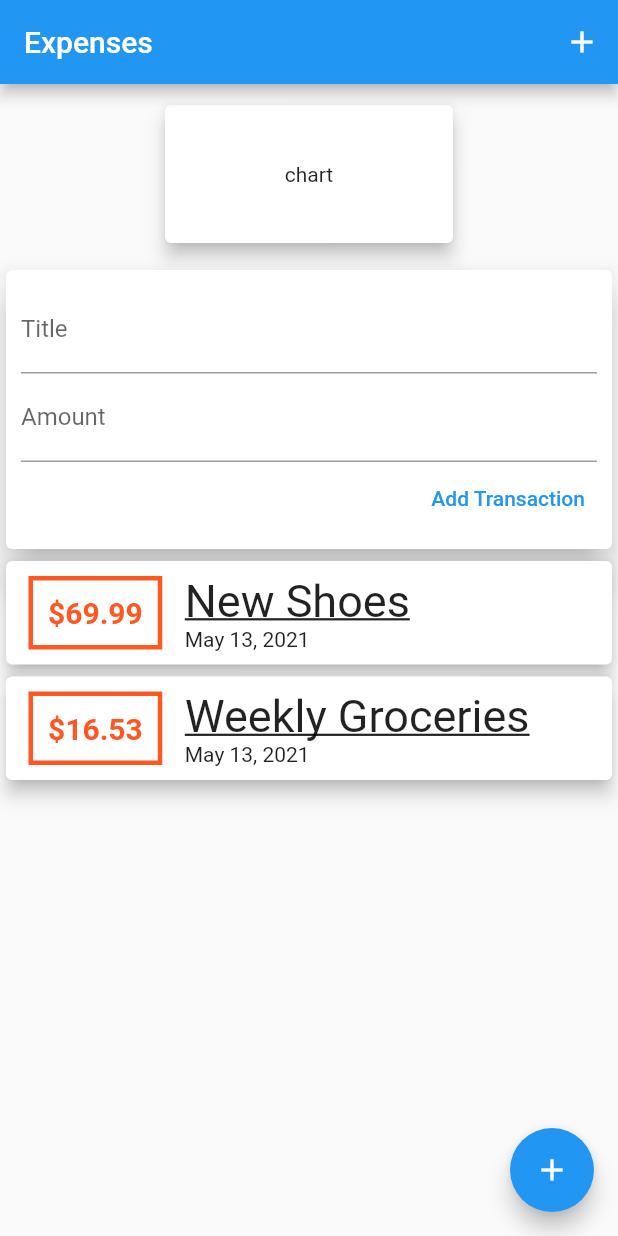
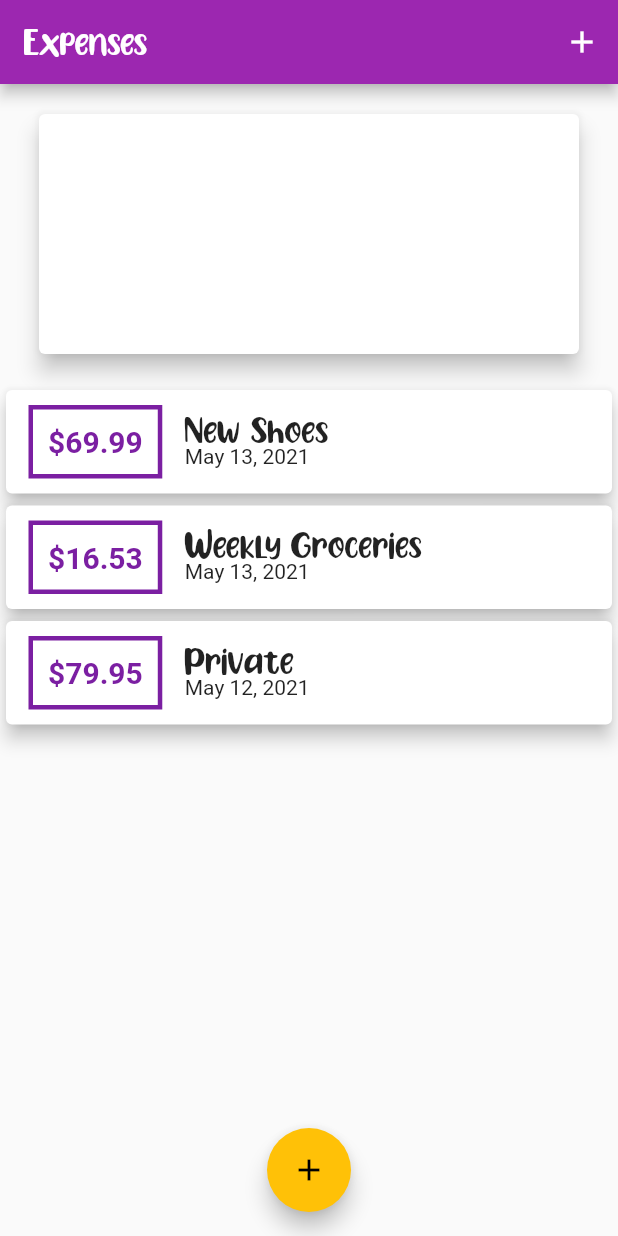
Before and after one commit to RAndrewKoch/expense_counter, a Flutter app: the screen it shows after launch, on a phone screen of 412 x 824 dp. Run offline on Flutter 3.47's test engine with Material 2 defaults, Android fonts, the light colour scheme and no system bars.

Commit message:
-added fonts -added image -created list of recent days

```diff
--- a/lib/main.dart
+++ b/lib/main.dart
@@ -1,5 +1,9 @@
-import 'package:expense_counter/widgets/UserTransactions.dart';
+import 'package:expense_counter/widgets/chart.dart';
 import 'package:flutter/material.dart';
+
+import 'models/transaction.dart';
+import 'widgets/newTransaction.dart';
+import 'widgets/transactionList.dart';
 
 void main() {
   runApp(MyApp());
@@ -8,21 +12,87 @@ void main() {
 class MyApp extends StatelessWidget {
   Widget build(BuildContext context) {
     return MaterialApp(
+      theme: ThemeData(
+        primarySwatch: Colors.purple,
+        accentColor: Colors.amber,
+        fontFamily: 'Quicksand',
+        textTheme: ThemeData.light().textTheme.copyWith(
+              headline6: TextStyle(fontFamily: 'Lemon Friday', fontSize: 20),
+            ),
+        appBarTheme: AppBarTheme(
+          textTheme: ThemeData.light().textTheme.copyWith(
+                headline6: TextStyle(fontFamily: 'Lemon Friday', fontSize: 20),
+              ),
+        ),
+      ),
       debugShowCheckedModeBanner: false,
-      title: 'Flutter App',
+      title: 'Expenses',
       home: MyHomePage(),
     );
   }
 }
 
-class MyHomePage extends StatelessWidget {
+class MyHomePage extends StatefulWidget {
   //MyHomePage render
+  @override
+  _MyHomePageState createState() => _MyHomePageState();
+}
+
+class _MyHomePageState extends State<MyHomePage> {
+  final List<Transaction> _transactions = [
+    Transaction(
+        id: 't1', title: 'New Shoes', amount: 69.99, date: DateTime.now()),
+    Transaction(
+        id: 't2',
+        title: 'Weekly Groceries',
+        amount: 16.53,
+        date: DateTime.now()),
+    Transaction(
+      id: 't3',
+      title: 'Private',
+      amount: 79.95,
+      date: DateTime.now().subtract(Duration(days: 1)),
+    )
+  ];
+
+  List<Transaction> get _recentTransactions {
+    return _transactions.where((tx) {
+      return tx.date.isAfter(
+        DateTime.now().subtract(
+          Duration(days: 7),
+        ),
+      );
+    }).toList();
+  }
+
+  void _addNewTransaction(String title, double amount) {
+    final newTX = Transaction(
+        id: DateTime.now().toString(),
+        title: title,
+        amount: amount,
+        date: DateTime.now());
+    setState(() {
+      _transactions.add(newTX);
+    });
+  }
+
+  void _showNewTransactionForm(BuildContext context) {
+    showModalBottomSheet(
+      context: context,
+      builder: (bCtx) {
+        return NewTransaction(addTransaction: _addNewTransaction);
+      },
+    );
+  }
+
   Widget build(BuildContext context) {
     return Scaffold(
       appBar: AppBar(
         title: Text("Expenses"),
         actions: <Widget>[
-          IconButton(icon: Icon(Icons.add), onPressed: () {}),
+          IconButton(
+              icon: Icon(Icons.add),
+              onPressed: () => _showNewTransactionForm(context)),
         ],
       ),
       body: Container(
@@ -31,27 +101,19 @@ class MyHomePage extends StatelessWidget {
               mainAxisAlignment: MainAxisAlignment.start,
               crossAxisAlignment: CrossAxisAlignment.center,
               children: <Widget>[
-                Center(
-                  child: AnimatedContainer(
-                    duration: Duration(seconds: 1),
-                    margin: EdgeInsets.fromLTRB(0, 10, 0, 10),
-                    width: 200,
-                    height: 100,
-                    child: Card(
-                      elevation: 5,
-                      child: Center(
-                        child: Text("chart"),
-                      ),
-                    ),
-                  ),
+                Chart(
+                  recentTransactions: _recentTransactions,
                 ),
-                UserTransactions()
+                TransactionList(
+                  transactions: _transactions,
+                ),
               ]),
         ),
       ),
+      floatingActionButtonLocation: FloatingActionButtonLocation.centerFloat,
       floatingActionButton: FloatingActionButton(
         child: Icon(Icons.add),
-        onPressed: () {},
+        onPressed: () => _showNewTransactionForm(context),
       ),
     );
   }
--- a/lib/widgets/UserTransactions.dart
+++ /dev/null
@@ -1,41 +0,0 @@
-import 'package:expense_counter/models/transaction.dart';
-import 'package:expense_counter/widgets/newTransaction.dart';
-import 'package:expense_counter/widgets/transactionList.dart';
-import 'package:flutter/material.dart';
-
-class UserTransactions extends StatefulWidget {
-  @override
-  _UserTransactionsState createState() => _UserTransactionsState();
-}
-
-
-
-class _UserTransactionsState extends State<UserTransactions> {
-  final List<Transaction> _transactions = [
-    Transaction(
-        id: 't1', title: 'New Shoes', amount: 69.99, date: DateTime.now()),
-    Transaction(
-        id: 't2',
-        title: 'Weekly Groceries',
-        amount: 16.53,
-        date: DateTime.now()),
-  ];
-
-  void _addNewTransaction (String title, double amount){
-
-    final newTX = Transaction(id: DateTime.now().toString(), title: title, amount: amount, date: DateTime.now());
-    setState(() {
-      _transactions.add(newTX);
-    });
-  }
-
-  @override
-  Widget build(BuildContext context) {
-    return Column(
-      children: <Widget>[
-        NewTransaction(addTransaction: _addNewTransaction),
-        TransactionList(transactions: _transactions),
-      ],
-    );
-  }
-}
--- /dev/null
+++ b/lib/widgets/chart.dart
@@ -0,0 +1,46 @@
+import 'package:flutter/material.dart';
+import 'package:intl/intl.dart';
+
+import '../models/transaction.dart';
+
+class Chart extends StatelessWidget {
+  final List<Transaction> recentTransactions;
+
+  Chart({@required this.recentTransactions});
+
+  List<Map<String, Object>> get groupedTransactionsValues {
+    return List.generate(7, (index) {
+      final weekDay = DateTime.now().subtract(
+        Duration(days: index),
+      );
+      var totalSum = 0.0;
+
+      for (var i = 0; i < recentTransactions.length; i++) {
+        if (recentTransactions[i].date.day == weekDay.day &&
+            recentTransactions[i].date.month == weekDay.month &&
+            recentTransactions[i].date.year == weekDay.year) {
+          totalSum += recentTransactions[i].amount;
+        }
+      }
+
+      print(DateFormat.E().format(weekDay));
+      print(totalSum);
+
+      return {'day': DateFormat.E().format(weekDay), 'amount': totalSum};
+    });
+  }
+
+  @override
+  Widget build(BuildContext context) {
+    print(groupedTransactionsValues);
+    return Container(
+      width: 400,
+      height: 200,
+      child: Card(
+        elevation: 6,
+        margin: EdgeInsets.all(20),
+        child: Row(children: <Widget>[]),
+      ),
+    );
+  }
+}
--- a/lib/widgets/newTransaction.dart
+++ b/lib/widgets/newTransaction.dart
@@ -1,33 +1,29 @@
 import 'package:flutter/cupertino.dart';
 import 'package:flutter/material.dart';
 
-class NewTransaction extends StatelessWidget {
-  // String titleInput;
-  // final String amountInput="";
+class NewTransaction extends StatefulWidget {
+  final Function addTransaction;
 
+  NewTransaction({@required this.addTransaction});
+
+  @override
+  _NewTransactionState createState() => _NewTransactionState();
+}
+
+class _NewTransactionState extends State<NewTransaction> {
   final titleController = TextEditingController();
   final amountController = TextEditingController();
-  final Function addTransaction;
-
-  NewTransaction({this.addTransaction});
 
   submitData(BuildContext context) {
     if (titleController.text.isEmpty ||
         amountController.text.isEmpty ||
         double.parse(amountController.text) <= 0) {
-      return showDialog(
-        builder: (_) => AlertDialog(
-            content: Text("Cannot enter transaction, please ensure you have a Title, and a non-negative numerical Amount"),
-          actions: [
-            TextButton(onPressed: ()=>Navigator.pop(context),
-                child: Text("Understood")
-            ),
-          ]
-        ),
-        context: context,
-      );
+      return;
     }
-    addTransaction(titleController.text, double.parse(amountController.text));
+    widget.addTransaction(
+        titleController.text, double.parse(amountController.text));
+
+    Navigator.of(context).pop();
   }
 
   @override
--- a/lib/widgets/transactionList.dart
+++ b/lib/widgets/transactionList.dart
@@ -11,7 +11,17 @@ class TransactionList extends StatelessWidget {
   Widget build(BuildContext context) {
     return Container(
       height: 300,
-      child: ListView.builder(
+      child: transactions.isEmpty
+          ? Column(children: [
+              Text("No transactions added yet!",
+                  style: Theme.of(context).textTheme.headline6),
+              SizedBox(height: 50),
+              Container(
+                  height: 200,
+                  child: Image.asset("assets/images/waiting.png",
+                      fit: BoxFit.cover))
+            ])
+          : ListView.builder(
               itemCount: transactions.length,
               itemBuilder: (ctx, index) {
                 return Card(
@@ -26,7 +36,7 @@ class TransactionList extends StatelessWidget {
                           ),
                           decoration: BoxDecoration(
                             border: Border.all(
-                          color: Colors.deepOrange,
+                              color: Theme.of(context).primaryColorDark,
                               width: 3,
                             ),
                           ),
@@ -36,7 +46,8 @@ class TransactionList extends StatelessWidget {
                             style: TextStyle(
                               fontWeight: FontWeight.bold,
                               fontSize: 20,
-                            color: Colors.deepOrange),
+                              color: Theme.of(context).primaryColorDark,
+                            ),
                           ),
                         ),
                         Container(
@@ -46,18 +57,15 @@ class TransactionList extends StatelessWidget {
                                 children: [
                                   Text(
                                     transactions[index].title,
-                                style: TextStyle(
-                                  fontSize: 30,
-                                  decoration: TextDecoration.underline,
-                                ),
+                                    style:
+                                        Theme.of(context).textTheme.headline6,
                                   ),
                                   Text(DateFormat("MMM d, yyyy")
                                       .format(transactions[index].date)),
                                 ]),
                           ),
                         ),
-                  ]
-              ),
+                      ]),
                 );
               }),
     );
```
Also changed, not shown: pubspec.yaml (+20 -8 lines), assets/fonts/Lemon Friday.ttf (added), assets/fonts/OpenSans-Bold.ttf (added), assets/fonts/OpenSans-Regular.ttf (added), assets/fonts/Quicksand-Bold.ttf (added), assets/fonts/Quicksand-Light.ttf (added), assets/fonts/Quicksand-Medium.ttf (added), assets/fonts/Quicksand-Regular.ttf (added), assets/fonts/chrisMaster.ttf (added), assets/images/waiting.png (added). Lines whose indentation alone changed are shown as unchanged.
